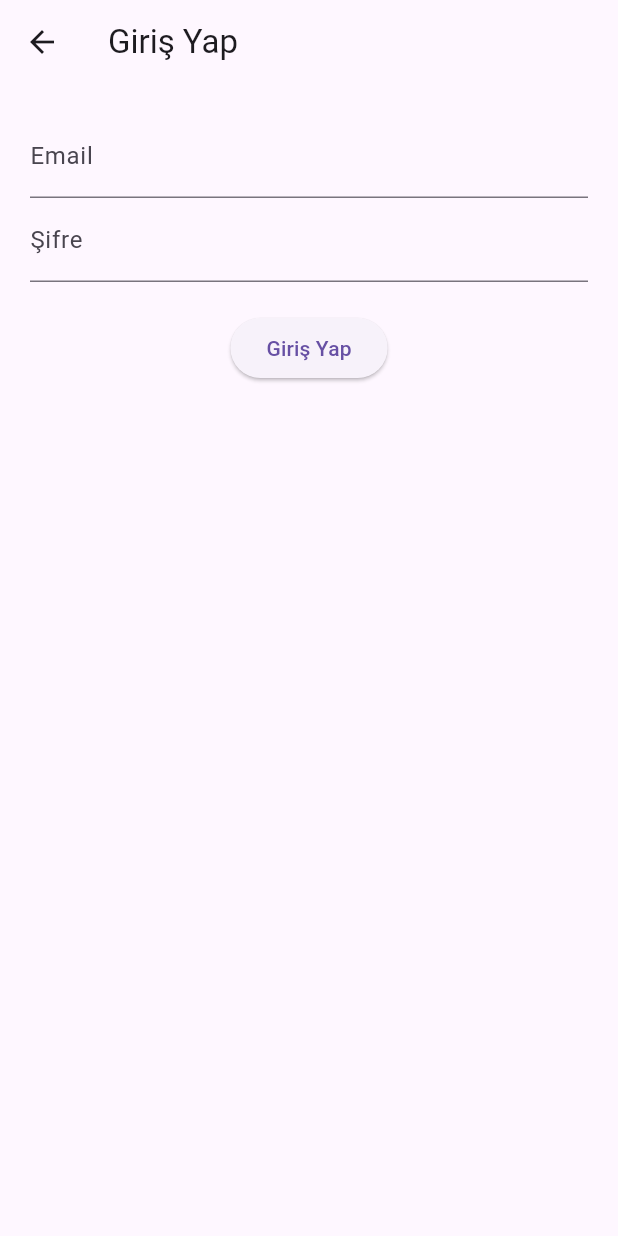
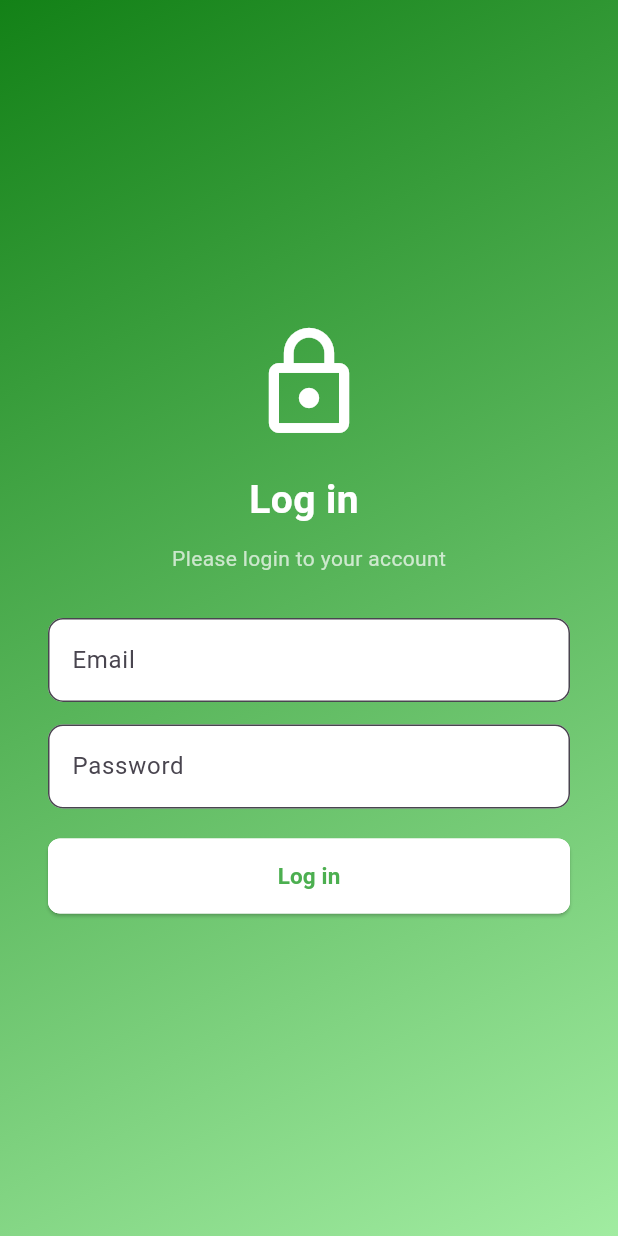
Before and after one commit to pashasarizada/E-Commerce, a Flutter app: the screen it shows after launch, after a tap on "Log in", on a phone screen of 412 x 824 dp. Run offline on Flutter 3.47's test engine with Material 3 defaults, Android fonts, the phone set to English and light mode, and no system bars; our stand-ins replace cloud_firestore, firebase_auth, firebase_core, image_picker; accounts and stored records are empty; network calls fail.

Commit message:
UI enhanced

```diff
--- a/lib/views/loginPageView.dart
+++ b/lib/views/loginPageView.dart
@@ -1,9 +1,10 @@
-import 'package:flutter/material.dart';
-import '../services/authService.dart';
 import 'package:flutter/material.dart';
 import 'package:provider/provider.dart';
 import '../viewmodels/loginViewModel.dart';
-import 'main/mainPageView.dart';
+import '../views/main/mainPageView.dart';
+import '../widgets/customButton.dart';
+import 'package:ecom/widgets/appGradient.dart';
+
 class LoginView extends StatelessWidget {
   const LoginView({super.key});
 
@@ -14,26 +15,75 @@ class LoginView extends StatelessWidget {
     final _passwordController = TextEditingController();
 
     return Scaffold(
-      appBar: AppBar(title: Text('Giriş Yap')),
-      body: Padding(
-        padding: const EdgeInsets.all(20),
+      body: Container(
+        width: double.infinity,
+        height: double.infinity,
+        decoration: const BoxDecoration(
+          gradient: AppGradients.registerGradient,
+        ),
+        child: SafeArea(
+          child: Padding(
+            padding: const EdgeInsets.symmetric(horizontal: 32),
+            child: Center(
+              child: SingleChildScrollView(
                 child: Column(
                   children: [
+                    const Icon(Icons.lock_outline, size: 80, color: Colors.white),
+                    const SizedBox(height: 20),
+                    const Text(
+                      'Log in ',
+                      style: TextStyle(
+                        fontSize: 26,
+                        fontWeight: FontWeight.bold,
+                        color: Colors.white,
+                      ),
+                    ),
+                    const SizedBox(height: 10),
+                    const Text(
+                      'Please login to your account',
+                      style: TextStyle(color: Colors.white70),
+                    ),
+                    const SizedBox(height: 30),
+
+                    // Email
                     TextField(
                       controller: _emailController,
-              decoration: InputDecoration(labelText: 'Email'),
+                      decoration: InputDecoration(
+                        labelText: 'Email',
+                        filled: true,
+                        fillColor: Colors.white,
+                        border: OutlineInputBorder(borderRadius: BorderRadius.circular(10)),
                       ),
+                      keyboardType: TextInputType.emailAddress,
+                    ),
+                    const SizedBox(height: 15),
+
+                    // Password
                     TextField(
                       controller: _passwordController,
-              decoration: InputDecoration(labelText: 'Şifre'),
+                      decoration: InputDecoration(
+                        labelText: 'Password',
+                        filled: true,
+                        fillColor: Colors.white,
+                        border: OutlineInputBorder(borderRadius: BorderRadius.circular(10)),
+                      ),
                       obscureText: true,
                     ),
                     const SizedBox(height: 20),
+
                     if (loginVM.errorMessage != null)
-              Text(loginVM.errorMessage!, style: TextStyle(color: Colors.red)),
+                      Text(
+                        loginVM.errorMessage!,
+                        style: const TextStyle(color: Colors.red),
+                      ),
+
                     loginVM.isLoading
                         ? const CircularProgressIndicator()
-                : ElevatedButton(
+                        : CustomButton(
+                      text: 'Log in',
+                      color: Colors.white,
+                      textColor: Colors.green,
+                      borderColor: Colors.white,
                       onPressed: () async {
                         await loginVM.login(
                           email: _emailController.text.trim(),
@@ -42,17 +92,21 @@ class LoginView extends StatelessWidget {
 
                         if (loginVM.user != null) {
                           ScaffoldMessenger.of(context).showSnackBar(
-                    const SnackBar(content: Text("Giriş başarılı!")),
+                            const SnackBar(content: Text("Login successful ✅")),
                           );
-                  // TODO: Navigate to Home Page
-                  Navigator.push(
+
+                          Navigator.pushReplacement(
                             context,
-                    MaterialPageRoute(builder: (context) => const MainPageView()),
-                  );                }
+                            MaterialPageRoute(builder: (_) => const MainPageView()),
+                          );
+                        }
                       },
-              child: const Text('Giriş Yap'),
                     ),
                   ],
+                ),
+              ),
+            ),
+          ),
         ),
       ),
     );
--- a/lib/views/welcomePageView.dart
+++ b/lib/views/welcomePageView.dart
@@ -2,30 +2,49 @@ import 'package:flutter/material.dart';
 import 'loginPageView.dart';
 import 'registerPageView.dart';
 import 'package:ecom/widgets/customButton.dart';
+import 'package:ecom/widgets/lowerHalfEllipse.dart';
+import 'package:ecom/widgets/appGradient.dart';
 class WelcomeView extends StatelessWidget {
   const WelcomeView({super.key});
 
   @override
   Widget build(BuildContext context) {
     return Scaffold(
-      backgroundColor: Colors.white,
-      body: Padding(
+      body: Stack(
+        children: [
+          // Üst daire
+          Positioned(
+            top: 0,
+            right: 0,
+            child: LowerHalfEllipse(width: 870, height: 150,  gradient: AppGradients.welcomeGreenGradient,),
+          ),
+          // Alt daire
+          Positioned(
+            bottom: -120,
+            left: 0,
+            child: LowerHalfEllipse(width: 850, height: 300,  gradient: AppGradients.welcomeGreenGradient,),
+          ),
+
+
+          // İÇERİK
+          Padding(
             padding: const EdgeInsets.symmetric(horizontal: 32.0),
             child: Center(
               child: Column(
                 mainAxisSize: MainAxisSize.min,
                 children: [
-              Icon(Icons.shopping_bag_outlined, size: 100, color: Colors.amberAccent),
+                  const Icon(Icons.shopping_bag_outlined, size: 100, color: Colors.green),
                   const SizedBox(height: 20),
-              Text(
+                  const Text(
                     'Welcome to E-Commerce App!',
-                style: TextStyle(fontSize: 22, fontWeight: FontWeight.bold),
+                    style: TextStyle(fontSize: 24, fontWeight: FontWeight.bold),
                     textAlign: TextAlign.center,
                   ),
                   const SizedBox(height: 40),
                   CustomButton(
                     text: 'Register',
-                color: Colors.amberAccent,
+                    textSize: 20,
+                    color: Colors.green,
                     onPressed: () {
                       Navigator.push(
                         context,
@@ -36,7 +55,9 @@ class WelcomeView extends StatelessWidget {
                   const SizedBox(height: 18),
                   CustomButton(
                     text: 'Log in',
-                textColor: Colors.amberAccent,
+                    textSize: 20,
+                    textColor: Colors.green,
+                    borderColor: Colors.green,
                     color: Colors.white,
                     onPressed: () {
                       Navigator.push(
@@ -49,6 +70,8 @@ class WelcomeView extends StatelessWidget {
               ),
             ),
           ),
+        ],
+      ),
     );
   }
 }
--- /dev/null
+++ b/lib/widgets/appGradient.dart
@@ -0,0 +1,21 @@
+import 'package:flutter/material.dart';
+
+class AppGradients {
+  static const LinearGradient welcomeGreenGradient = LinearGradient(
+    colors: [
+      Color(0xFF169C1A),
+      Color(0xFF90A690),
+    ],
+    begin: Alignment.topLeft,
+    end: Alignment.bottomRight,
+  );
+  static const LinearGradient registerGradient = LinearGradient(
+    colors: [
+      Color(0xFF138117),
+      Color(0xFFA1ECA1),
+    ],
+    begin: Alignment.topLeft,
+    end: Alignment.bottomRight,
+  );
+
+}
--- a/lib/widgets/customButton.dart
+++ b/lib/widgets/customButton.dart
@@ -9,6 +9,8 @@ class CustomButton extends StatelessWidget {
   final double? width;
   final double borderRadius;
   final TextStyle? textStyle;
+  final double? textSize;
+  final Color? borderColor;
 
   const CustomButton({
     super.key,
@@ -20,6 +22,8 @@ class CustomButton extends StatelessWidget {
     this.width,
     this.borderRadius = 8,
     this.textStyle,
+    this.textSize,
+    this.borderColor,
   });
 
   @override
@@ -33,6 +37,9 @@ class CustomButton extends StatelessWidget {
           backgroundColor: color ?? Theme.of(context).primaryColor,
           shape: RoundedRectangleBorder(
             borderRadius: BorderRadius.circular(borderRadius),
+            side: borderColor != null
+                ? BorderSide(color: borderColor!)
+                : BorderSide.none,
           ),
         ),
         child: Text(
@@ -41,6 +48,7 @@ class CustomButton extends StatelessWidget {
               TextStyle(
                 color: textColor ?? Colors.white,
                 fontWeight: FontWeight.bold,
+                fontSize: textSize ?? 15,
               ),
         ),
       ),
--- /dev/null
+++ b/lib/widgets/lowerHalfEllipse.dart
@@ -0,0 +1,51 @@
+import 'package:flutter/material.dart';
+
+class LowerHalfEllipse extends StatelessWidget {
+  final double width;
+  final double height;
+  final Gradient gradient;
+
+  const LowerHalfEllipse({
+    super.key,
+    required this.width,
+    required this.height,
+    required this.gradient,
+  });
+
+  @override
+  Widget build(BuildContext context) {
+    return SizedBox(
+      width: width,
+      height: height,
+      child: CustomPaint(
+        size: Size(width, height),
+        painter: _LowerHalfEllipsePainter(gradient),
+      ),
+    );
+  }
+}
+
+class _LowerHalfEllipsePainter extends CustomPainter {
+  final Gradient gradient;
+
+  _LowerHalfEllipsePainter(this.gradient);
+
+  @override
+  void paint(Canvas canvas, Size size) {
+    final rect = Rect.fromLTWH(
+      -0.2 * size.width,
+      -1 * size.height,
+      size.width * 2,
+      size.height * 2,
+    );
+
+    final paint = Paint()
+      ..shader = gradient.createShader(rect)
+      ..style = PaintingStyle.fill;
+
+    canvas.drawArc(rect, 0, 3.14, true, paint);
+  }
+
+  @override
+  bool shouldRepaint(CustomPainter oldDelegate) => false;
+}
```
Also changed, not shown: lib/views/registerPageView.dart (+64 -10 lines). Lines whose indentation alone changed are shown as unchanged.
